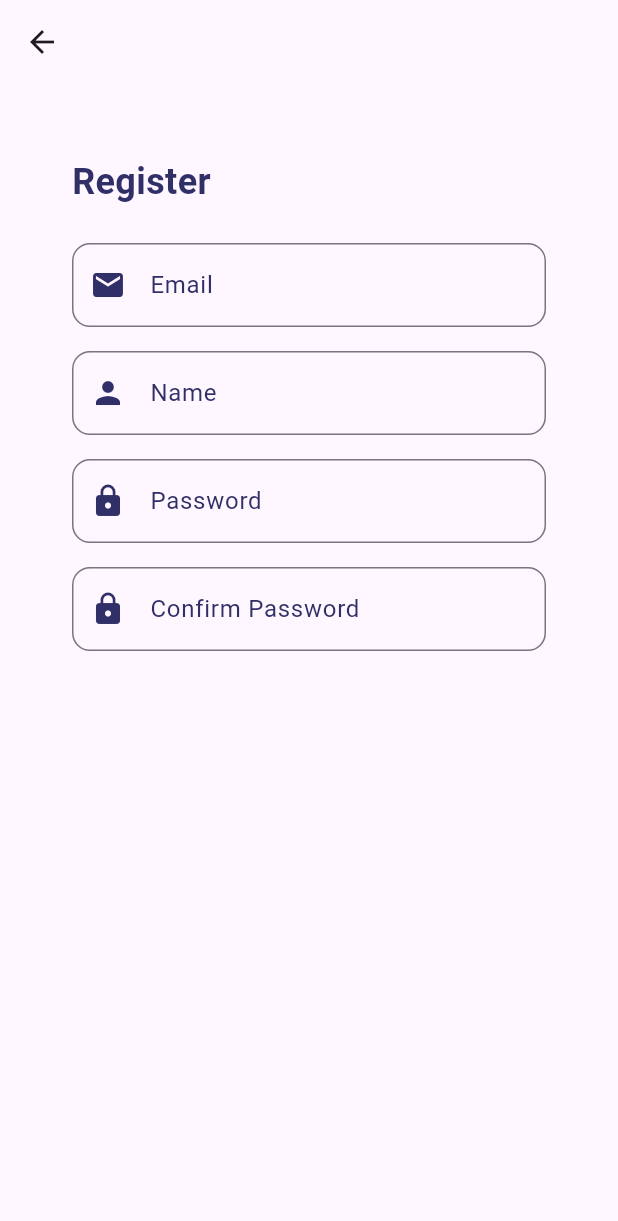
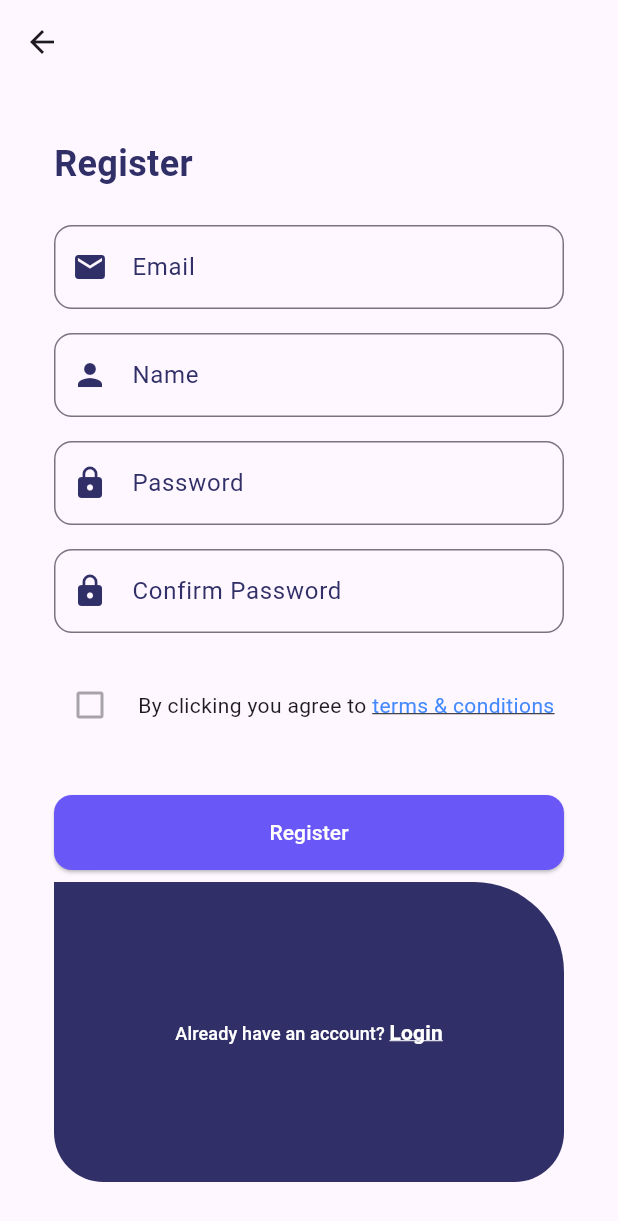
Before and after one commit to Ali-Elleithy1/meal_box, a Flutter app: the SignUpScreen screen opened directly, on a phone screen of 412 x 824 dp. Shown: the top 1221 px of the screen. Run offline on Flutter 3.47's test engine with Material 3 defaults, Android fonts, the phone set to English and light mode, and no system bars.

Commit message:
Add fields and buttons in register form

```diff
--- a/lib/screens/sign_up_screen.dart
+++ b/lib/screens/sign_up_screen.dart
@@ -9,7 +9,7 @@ class SignUpScreen extends StatelessWidget {
     return Scaffold(
       appBar: AppBar(),
       body: Padding(
-        padding: const EdgeInsets.all(48.0),
+        padding: const EdgeInsets.all(36.0),
         child: Column(
           crossAxisAlignment: CrossAxisAlignment.start,
           children: [
@@ -61,6 +61,70 @@ class SignUpScreen extends StatelessWidget {
               prefixIconColor: Color(0xFF302f67),
               borderColor: Colors.black,
             ),
+            const SizedBox(height: 24),
+            Row(
+              children: [
+                Checkbox(value: false, onChanged: null),
+                SizedBox(width: 8),
+                Text('By clicking you agree to '),
+                Text(
+                  'terms & conditions',
+                  style: TextStyle(
+                    color: Colors.blueAccent,
+                    decoration: TextDecoration.underline,
+                  ),
+                ),
+              ],
+            ),
+            SizedBox(height: 36),
+            ElevatedButton(
+              style: ElevatedButton.styleFrom(
+                minimumSize: Size(double.infinity, 50),
+                backgroundColor: Color(0xFF6a57f7),
+                shape: RoundedRectangleBorder(
+                  borderRadius: BorderRadius.circular(12),
+                ),
+              ),
+              onPressed: () {},
+              child: Text('Register', style: TextStyle(color: Colors.white)),
+            ),
+            Spacer(),
+            Container(
+              decoration: BoxDecoration(
+                color: Color(0xFF302f67),
+                borderRadius: BorderRadius.only(
+                  topRight: Radius.circular(60),
+                  bottomLeft: Radius.circular(33),
+                  bottomRight: Radius.circular(33),
+                ),
+              ),
+              width: double.infinity,
+              height: 200,
+              child: TextButton(
+                onPressed: () {},
+                child: TextButton(
+                  onPressed: () {},
+                  child: Text.rich(
+                    TextSpan(
+                      text: 'Already have an account? ',
+                      style: TextStyle(color: Colors.white, fontSize: 12),
+                      children: <TextSpan>[
+                        TextSpan(
+                          text: 'Login',
+                          style: TextStyle(
+                            color: Colors.white,
+                            fontWeight: FontWeight.bold,
+                            fontSize: 14,
+                            decoration: TextDecoration.underline,
+                            decorationColor: Colors.white,
+                          ),
+                        ),
+                      ],
+                    ),
+                  ),
+                ),
+              ),
+            ),
           ],
         ),
       ),
```
